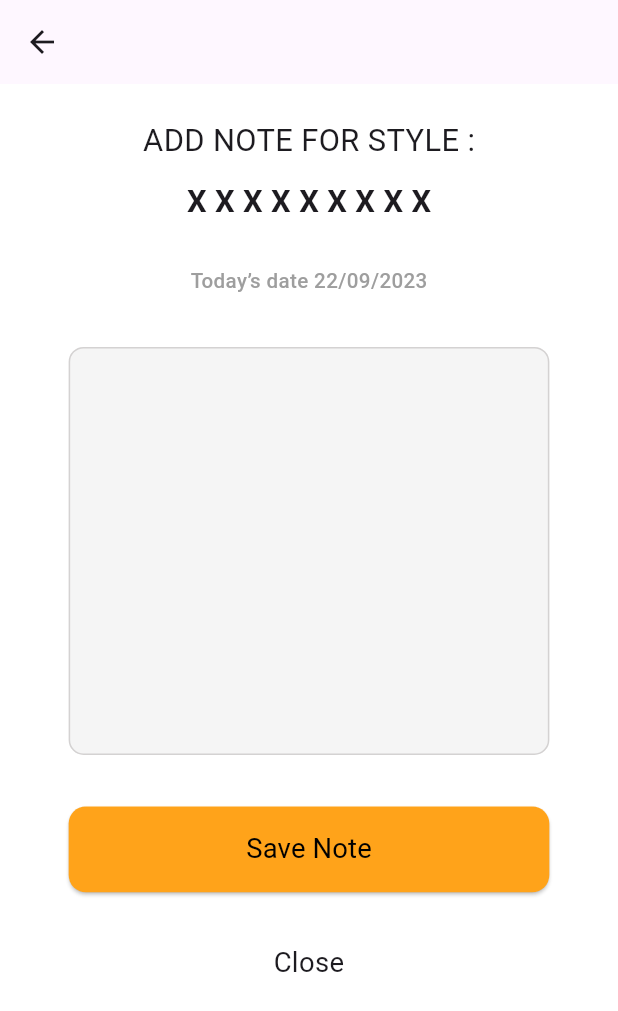
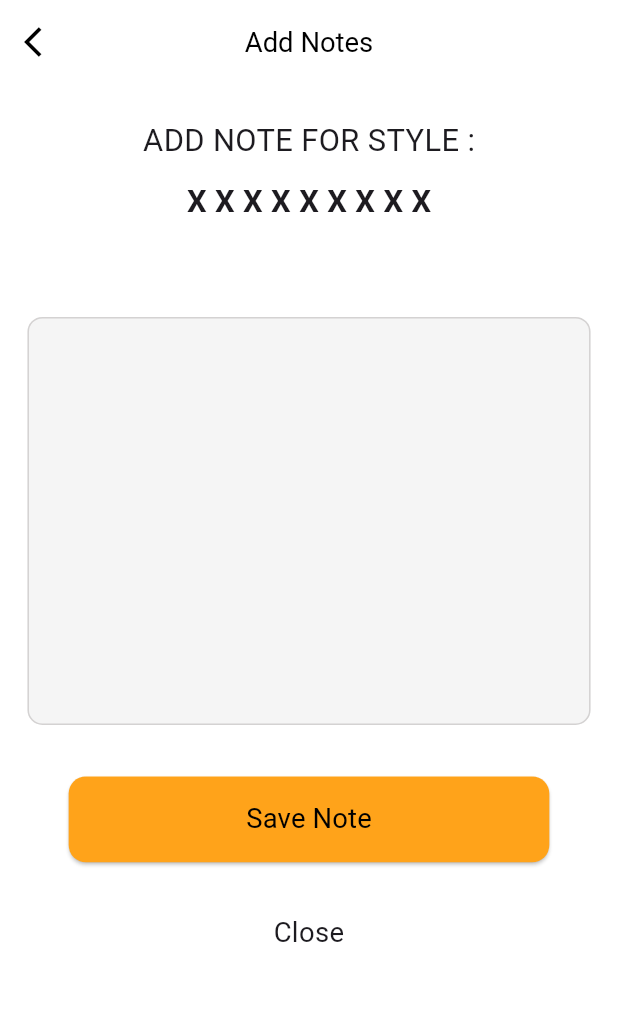
Before and after one commit to JAY-PANCHAL/Goldstar-LLC, a Flutter app: the AddNotesScreen screen opened directly, on a phone screen of 412 x 824 dp. Shown: the top 1011 px of the screen. Run offline on Flutter 3.47's test engine with Material 3 defaults, Android fonts, the phone set to English and light mode, and no system bars; our stand-ins replace cached_network_image, connectivity, dio, flutter_screenutil, flutter_svg, fluttertoast and 4 more; missing offline and left inert: connectivity_for_web, scan, shared_preferences_web; accounts and stored records are empty; Roboto replaces fonts that are missing (Montserrat Regular).

Commit message:
merged code and created full functional UI

```diff
--- a/lib/common/utils/utility.dart
+++ b/lib/common/utils/utility.dart
@@ -290,7 +290,7 @@ class Utils {
         ? Get.dialog(
             AlertDialog(
               backgroundColor: Colors.white,
-              title: Text('Are you sure you want to delete selected list'),
+              title: Text('Are you sure you want to delete selected note?'),
               actions: [
                 TextButton(
                   child: Text(
@@ -321,7 +321,7 @@ class Utils {
           )
         : Get.dialog(
             CupertinoAlertDialog(
-              title: Text('Are you sure you want to delete selected list'),
+              title: Text('\Are you sure you want to delete selected note?'),
               actions: [
                 CupertinoDialogAction(
                   child: Text(AppConstants.yes),
--- a/lib/ui/screens/add_notes_screen.dart
+++ b/lib/ui/screens/add_notes_screen.dart
@@ -1,4 +1,5 @@
 import 'package:flutter/material.dart';
+import 'package:goldstarllc/common/utils/Styles.dart';
 import 'package:goldstarllc/common/utils/color_constants.dart';
 import 'package:goldstarllc/common/utils/dimensions.dart';
 import 'package:goldstarllc/common/utils/image_paths.dart';
@@ -21,15 +22,22 @@ class _AddNotesScreenState extends State<AddNotesScreen> {
     return Scaffold(
         backgroundColor: Colors.white,
         appBar: AppBar(
-          leading:
-              IconButton(onPressed: () {}, icon: Icon(Icons.arrow_back_sharp)),
-          // title: Container(
-          //   height: Dimensions.screenHeight,
-          //   width: Dimensions.screenWidth,
-          //   child: Image(
-          //       image: AssetImage(AppIcons.splashLogo), fit: BoxFit.contain),
-          // ),
+            backgroundColor: AppColors.white,
+            leading: GestureDetector(
+              onTap: () {
+                Get.back();
+              },
+              child: Icon(
+                Icons.arrow_back_ios,
+                color: Colors.black,
               ),
+            ),
+            centerTitle: true,
+            title: Text(
+              "Add Notes",
+              style: Styles.textFontRegular(
+                  size: 16, weight: FontWeight.w400, color: Colors.black),
+            )),
         body: SingleChildScrollView(
           scrollDirection: Axis.vertical,
           child: Column(
@@ -60,7 +68,7 @@ class _AddNotesScreenState extends State<AddNotesScreen> {
               SizedBox(
                 height: 25.sp,
               ),
-              Row(
+              /*Row(
                 mainAxisAlignment: MainAxisAlignment.center,
                 children: [
                   Text(
@@ -71,15 +79,16 @@ class _AddNotesScreenState extends State<AddNotesScreen> {
                         fontWeight: FontWeight.w500),
                   ),
                 ],
-              ),
+              ),*/
               SizedBox(
                 height: 30.sp,
               ),
-              SizedBox(
-                width: 280.sp,
+              Padding(
+                padding: EdgeInsets.symmetric(horizontal: 16.sp),
                 child: TextFormField(
                   keyboardType: TextInputType.streetAddress,
                   maxLines: 10,
+                  textInputAction: TextInputAction.newline,
                   decoration: const InputDecoration(
                       filled: true,
                       fillColor: AppColors.usableGray,
@@ -110,7 +119,7 @@ class _AddNotesScreenState extends State<AddNotesScreen> {
                   height: 50.sp,
                   child: ElevatedButton(
                       onPressed: () {
-                        Get.toNamed(Routes.notesList);
+                        Get.back();
                       },
                       style: ButtonStyle(
                           shape: MaterialStatePropertyAll(
@@ -128,13 +137,18 @@ class _AddNotesScreenState extends State<AddNotesScreen> {
               SizedBox(
                 height: 30.sp,
               ),
-              SizedBox(
+              GestureDetector(
+                onTap: () {
+                  Get.back();
+                },
+                child: SizedBox(
                     width: 280.sp,
                     child: Text(
                       "Close",
                       textAlign: TextAlign.center,
                       style: TextStyle(fontSize: 16.sp),
                     )),
+              ),
             ],
           ),
         ));
--- a/lib/ui/screens/scanner_screen.dart
+++ b/lib/ui/screens/scanner_screen.dart
@@ -28,7 +28,7 @@ class _ScannerScreenState extends State<ScannerScreen> {
 
     return GestureDetector(
       child: Scaffold(
-        appBar: AppBar(toolbarHeight: 0, backgroundColor: AppColors.white),
+        appBar: AppBar(toolbarHeight: 0, backgroundColor: Colors.transparent),
         body: Container(
           width: width, // custom wrap size
           height: height,
@@ -63,6 +63,7 @@ class _ScannerScreenState extends State<ScannerScreen> {
                         child: Icon(Icons.arrow_back, color: AppColors.white),
                       ),
                     ),
+/*
                     Expanded(
                       child: Container(
                         padding: EdgeInsets.symmetric(
@@ -86,6 +87,7 @@ class _ScannerScreenState extends State<ScannerScreen> {
                         ),
                       ),
                     ),
+*/
                   ],
                 ),
               ),
```
Also changed, not shown: lib/routes/app_pages.dart (+7 -1 lines), lib/ui/screens/dashboard.dart (+7 -2 lines), lib/ui/screens/notes_list_screen.dart (+114 -31 lines), lib/ui/screens/search_style_screen.dart (+13 -4 lines). Lines whose indentation alone changed are shown as unchanged.
